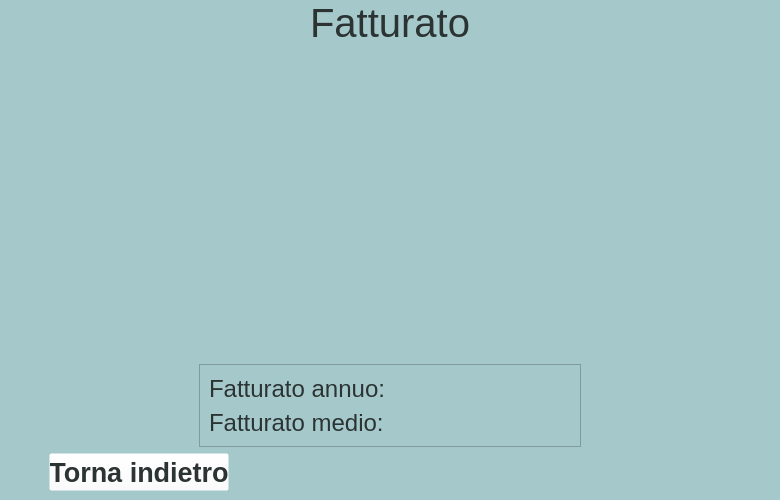
The window that UI/SportArea-statisticheFatturato.ui (NicolaB01/SportArea) describes before a commit, drawn with Qt 5.
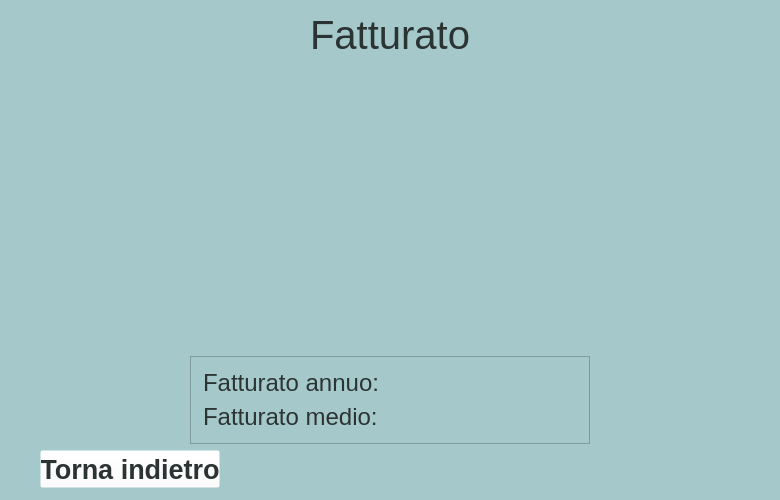
The same window after the commit. Icons and pictures are not drawn.

Patch:
```diff
--- a/UI/SportArea-statisticheFatturato.ui
+++ b/UI/SportArea-statisticheFatturato.ui
@@ -26,15 +26,21 @@
      <height>500</height>
     </size>
    </property>
+   <layout class="QGridLayout" name="gridLayout">
+    <property name="leftMargin">
+     <number>0</number>
+    </property>
+    <property name="topMargin">
+     <number>0</number>
+    </property>
+    <property name="rightMargin">
+     <number>0</number>
+    </property>
+    <property name="bottomMargin">
+     <number>0</number>
+    </property>
+    <item row="0" column="0">
    <widget class="QWidget" name="widget" native="true">
-    <property name="geometry">
-     <rect>
-      <x>0</x>
-      <y>0</y>
-      <width>780</width>
-      <height>500</height>
-     </rect>
-    </property>
     <property name="minimumSize">
      <size>
       <width>780</width>
@@ -45,6 +51,18 @@
      <string notr="true">background-color: rgb(165, 201, 202);</string>
     </property>
     <layout class="QHBoxLayout" name="horizontalLayout_8">
+       <property name="leftMargin">
+        <number>0</number>
+       </property>
+       <property name="topMargin">
+        <number>12</number>
+       </property>
+       <property name="rightMargin">
+        <number>0</number>
+       </property>
+       <property name="bottomMargin">
+        <number>0</number>
+       </property>
      <item>
       <spacer name="horizontalSpacer_6">
        <property name="orientation">
@@ -91,6 +109,12 @@
        </item>
        <item>
         <widget class="QWidget" name="frame_grafico" native="true">
+           <property name="minimumSize">
+            <size>
+             <width>0</width>
+             <height>250</height>
+            </size>
+           </property>
          <property name="styleSheet">
           <string notr="true"/>
          </property>
@@ -107,7 +131,7 @@
          <property name="minimumSize">
           <size>
            <width>0</width>
-           <height>231</height>
+             <height>0</height>
           </size>
          </property>
          <property name="maximumSize">
@@ -117,6 +141,18 @@
           </size>
          </property>
          <layout class="QVBoxLayout" name="verticalLayout_2">
+            <property name="leftMargin">
+             <number>0</number>
+            </property>
+            <property name="topMargin">
+             <number>0</number>
+            </property>
+            <property name="rightMargin">
+             <number>0</number>
+            </property>
+            <property name="bottomMargin">
+             <number>12</number>
+            </property>
           <item>
            <layout class="QHBoxLayout" name="horizontalLayout_5">
             <item>
@@ -138,6 +174,18 @@
             <item>
              <widget class="QFrame" name="frame_2">
               <layout class="QHBoxLayout" name="horizontalLayout_4">
+                 <property name="leftMargin">
+                  <number>0</number>
+                 </property>
+                 <property name="topMargin">
+                  <number>0</number>
+                 </property>
+                 <property name="rightMargin">
+                  <number>0</number>
+                 </property>
+                 <property name="bottomMargin">
+                  <number>0</number>
+                 </property>
                <item>
                 <widget class="QPushButton" name="pushButton_prima">
                  <property name="maximumSize">
@@ -195,6 +243,12 @@
                </item>
                <item>
                 <widget class="QLabel" name="anno">
+                   <property name="maximumSize">
+                    <size>
+                     <width>16777215</width>
+                     <height>30</height>
+                    </size>
+                   </property>
                  <property name="font">
                   <font>
                    <family>Arial</family>
@@ -315,6 +369,18 @@
                <enum>QFrame::Raised</enum>
               </property>
               <layout class="QVBoxLayout" name="verticalLayout">
+                 <property name="leftMargin">
+                  <number>12</number>
+                 </property>
+                 <property name="topMargin">
+                  <number>12</number>
+                 </property>
+                 <property name="rightMargin">
+                  <number>12</number>
+                 </property>
+                 <property name="bottomMargin">
+                  <number>12</number>
+                 </property>
                <item>
                 <layout class="QHBoxLayout" name="horizontalLayout">
                  <item>
@@ -510,6 +576,8 @@
      </item>
     </layout>
    </widget>
+    </item>
+   </layout>
   </widget>
  </widget>
  <resources>
```
Lines whose indentation alone changed are shown as unchanged.
